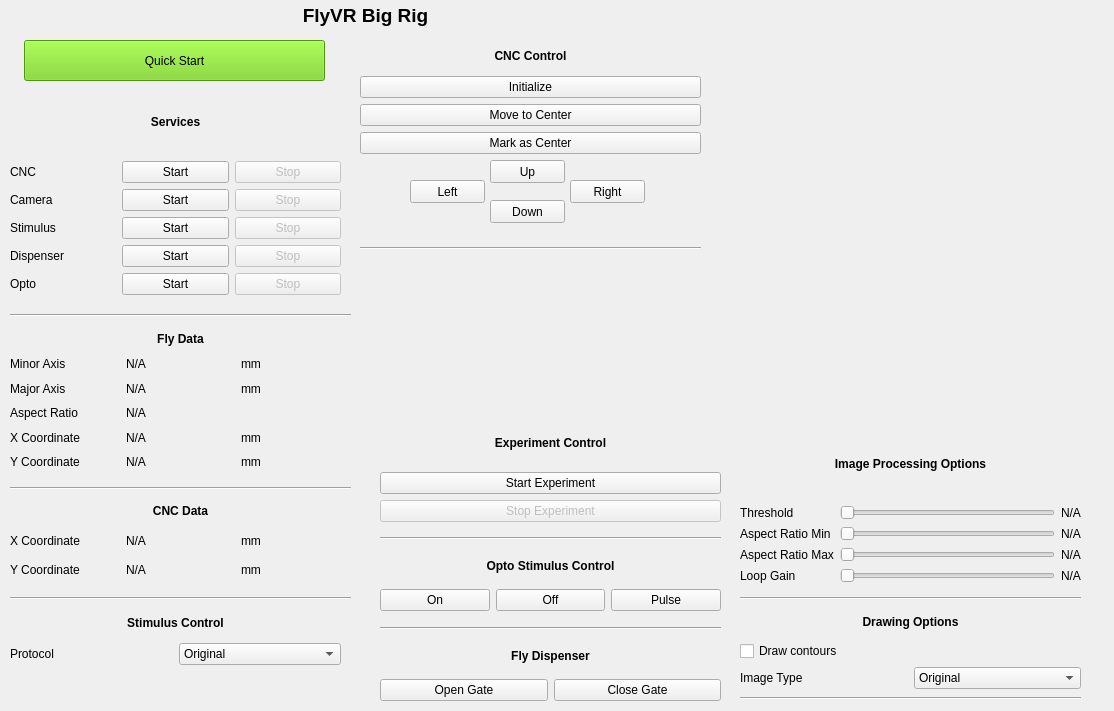
Above: qt/main.ui from ClandininLab/flyvr before the change. Below: the same form after it.
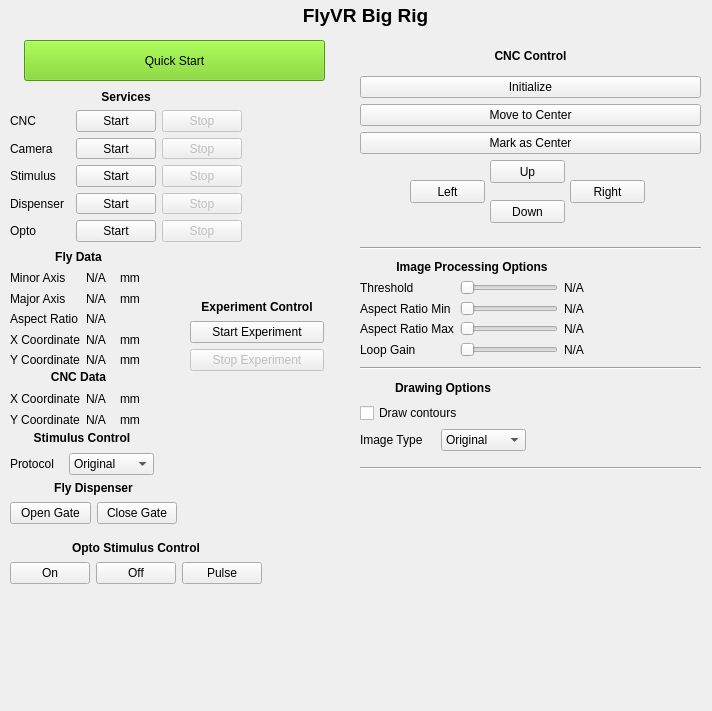
That is the form after the change.

Commit message: added trial state machine logic to gui

What changed in the file:
```diff
--- a/qt/main.ui
+++ b/qt/main.ui
@@ -6,7 +6,7 @@
    <rect>
     <x>0</x>
     <y>0</y>
-    <width>1114</width>
+    <width>712</width>
     <height>711</height>
    </rect>
   </property>
@@ -16,10 +16,10 @@
   <widget class="QWidget" name="gridLayoutWidget">
    <property name="geometry">
     <rect>
-     <x>740</x>
-     <y>430</y>
-     <width>341</width>
-     <height>153</height>
+     <x>360</x>
+     <y>260</y>
+     <width>224</width>
+     <height>97</height>
     </rect>
    </property>
    <layout class="QGridLayout" name="gridLayout">
@@ -150,9 +150,9 @@
    <property name="geometry">
     <rect>
      <x>10</x>
-     <y>330</y>
-     <width>341</width>
-     <height>141</height>
+     <y>250</y>
+     <width>137</width>
+     <height>117</height>
     </rect>
    </property>
    <layout class="QGridLayout" name="gridLayout_2">
@@ -269,10 +269,10 @@
   <widget class="QWidget" name="gridLayoutWidget_3">
    <property name="geometry">
     <rect>
-     <x>740</x>
-     <y>610</y>
-     <width>341</width>
-     <height>79</height>
+     <x>360</x>
+     <y>380</y>
+     <width>166</width>
+     <height>71</height>
     </rect>
    </property>
    <layout class="QGridLayout" name="gridLayout_3">
@@ -330,9 +330,9 @@
    <property name="geometry">
     <rect>
      <x>10</x>
-     <y>500</y>
-     <width>341</width>
-     <height>81</height>
+     <y>370</y>
+     <width>137</width>
+     <height>57</height>
     </rect>
    </property>
    <layout class="QGridLayout" name="gridLayout_4">
@@ -395,8 +395,8 @@
     <rect>
      <x>10</x>
      <y>90</y>
-     <width>331</width>
-     <height>205</height>
+     <width>232</width>
+     <height>152</height>
     </rect>
    </property>
    <layout class="QGridLayout" name="gridLayout_5">
@@ -630,10 +630,10 @@
   <widget class="QWidget" name="gridLayoutWidget_7">
    <property name="geometry">
     <rect>
-     <x>380</x>
-     <y>420</y>
-     <width>341</width>
-     <height>102</height>
+     <x>190</x>
+     <y>300</y>
+     <width>134</width>
+     <height>71</height>
     </rect>
    </property>
    <layout class="QGridLayout" name="gridLayout_7">
@@ -669,8 +669,8 @@
   <widget class="Line" name="line">
    <property name="geometry">
     <rect>
-     <x>740</x>
-     <y>690</y>
+     <x>360</x>
+     <y>460</y>
      <width>341</width>
      <height>16</height>
     </rect>
@@ -682,21 +682,8 @@
   <widget class="Line" name="line_2">
    <property name="geometry">
     <rect>
-     <x>740</x>
-     <y>590</y>
-     <width>341</width>
-     <height>16</height>
-    </rect>
-   </property>
-   <property name="orientation">
-    <enum>Qt::Horizontal</enum>
-   </property>
-  </widget>
-  <widget class="Line" name="line_3">
-   <property name="geometry">
-    <rect>
-     <x>10</x>
-     <y>480</y>
+     <x>360</x>
+     <y>360</y>
      <width>341</width>
      <height>16</height>
     </rect>
@@ -718,39 +705,13 @@
     <enum>Qt::Horizontal</enum>
    </property>
   </widget>
-  <widget class="Line" name="line_5">
-   <property name="geometry">
-    <rect>
-     <x>10</x>
-     <y>300</y>
-     <width>341</width>
-     <height>31</height>
-    </rect>
-   </property>
-   <property name="orientation">
-    <enum>Qt::Horizontal</enum>
-   </property>
-  </widget>
-  <widget class="Line" name="line_6">
-   <property name="geometry">
-    <rect>
-     <x>10</x>
-     <y>590</y>
-     <width>341</width>
-     <height>16</height>
-    </rect>
-   </property>
-   <property name="orientation">
-    <enum>Qt::Horizontal</enum>
-   </property>
-  </widget>
   <widget class="QWidget" name="gridLayoutWidget_8">
    <property name="geometry">
     <rect>
      <x>10</x>
-     <y>610</y>
-     <width>331</width>
-     <height>55</height>
+     <y>430</y>
+     <width>144</width>
+     <height>45</height>
     </rect>
    </property>
    <layout class="QGridLayout" name="gridLayout_8">
@@ -810,26 +771,13 @@
     <string>&lt;html&gt;&lt;head/&gt;&lt;body&gt;&lt;p align=&quot;center&quot;&gt;&lt;span style=&quot; font-size:14pt; font-weight:600;&quot;&gt;FlyVR Big Rig&lt;/span&gt;&lt;/p&gt;&lt;/body&gt;&lt;/html&gt;</string>
    </property>
   </widget>
-  <widget class="Line" name="line_7">
-   <property name="geometry">
-    <rect>
-     <x>380</x>
-     <y>530</y>
-     <width>341</width>
-     <height>16</height>
-    </rect>
-   </property>
-   <property name="orientation">
-    <enum>Qt::Horizontal</enum>
-   </property>
-  </widget>
   <widget class="QWidget" name="gridLayoutWidget_9">
    <property name="geometry">
     <rect>
-     <x>380</x>
-     <y>550</y>
-     <width>341</width>
-     <height>61</height>
+     <x>10</x>
+     <y>540</y>
+     <width>252</width>
+     <height>44</height>
     </rect>
    </property>
    <layout class="QGridLayout" name="gridLayout_9">
@@ -872,10 +820,10 @@
   <widget class="QWidget" name="gridLayoutWidget_10">
    <property name="geometry">
     <rect>
-     <x>380</x>
-     <y>640</y>
-     <width>341</width>
-     <height>61</height>
+     <x>10</x>
+     <y>480</y>
+     <width>167</width>
+     <height>44</height>
     </rect>
    </property>
    <layout class="QGridLayout" name="gridLayout_10">
@@ -905,19 +853,6 @@
     </item>
    </layout>
   </widget>
-  <widget class="Line" name="line_8">
-   <property name="geometry">
-    <rect>
-     <x>380</x>
-     <y>620</y>
-     <width>341</width>
-     <height>16</height>
-    </rect>
-   </property>
-   <property name="orientation">
-    <enum>Qt::Horizontal</enum>
-   </property>
-  </widget>
   <widget class="QPushButton" name="quick_start_button">
    <property name="geometry">
     <rect>
```
The commit also changes 4 other files.
